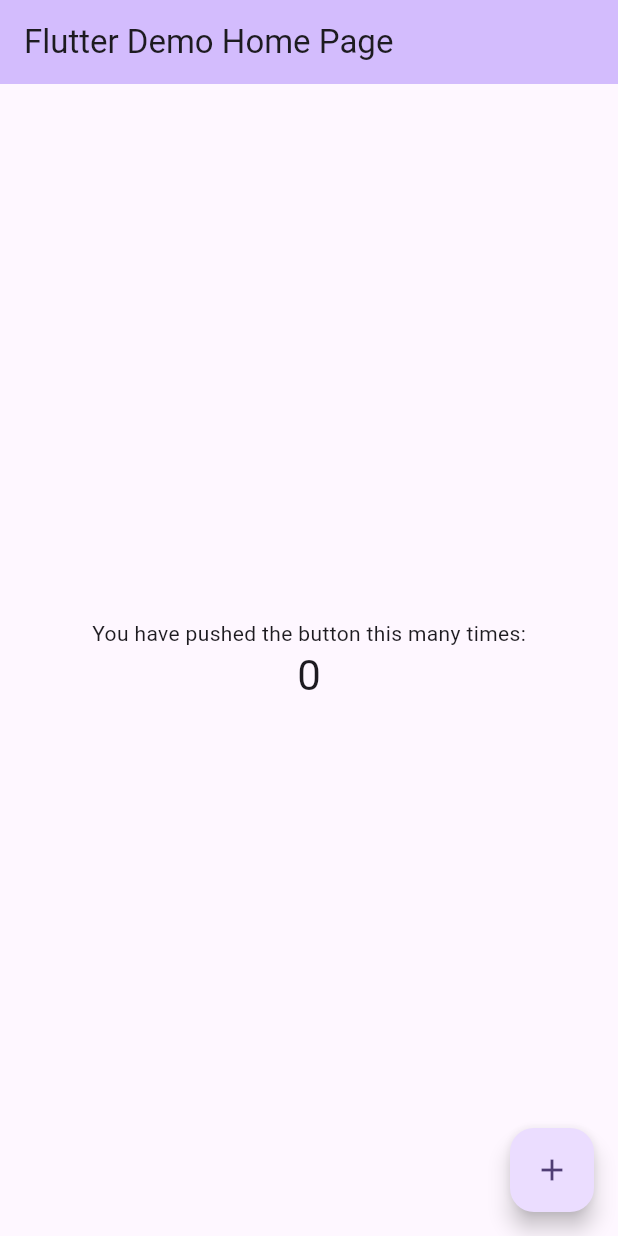
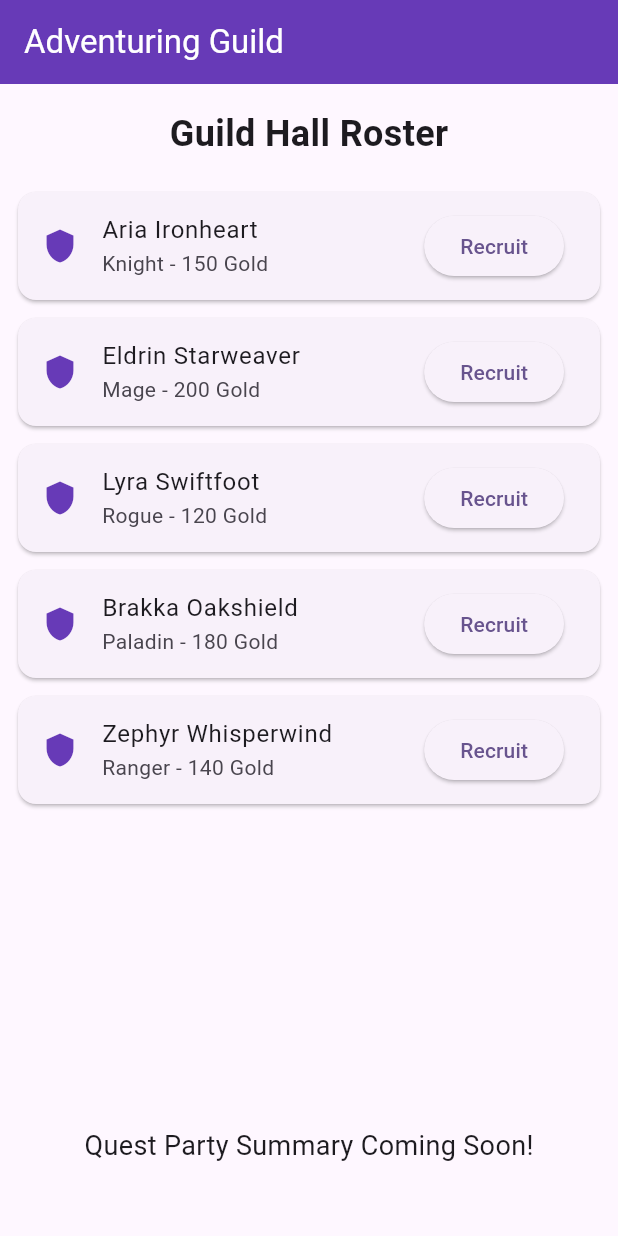
Before and after one commit to jaidenjones2005/adventuring-guild, a Flutter app: the screen it shows after launch, on a phone screen of 412 x 824 dp. Run offline on Flutter 3.47's test engine with Material 3 defaults, Android fonts, the phone set to English and light mode, and no system bars.

Commit message:
Phase 3: Guild Hall Roster

```diff
--- /dev/null
+++ b/lib/guild_hall_roster.dart
@@ -0,0 +1,77 @@
+
+import 'package:flutter/material.dart';
+import 'package:provider/provider.dart';
+
+import 'adventurer.dart';
+import 'party_model.dart';
+
+class GuildHallRoster extends StatelessWidget {
+  const GuildHallRoster({super.key});
+
+  static final List<Adventurer> availableAdventurers = [
+    Adventurer(
+      name: 'Aria Ironheart',
+      role: 'Knight',
+      goldCost: 150,
+    ),
+    Adventurer(
+      name: 'Eldrin Starweaver',
+      role: 'Mage',
+      goldCost: 200,
+    ),
+    Adventurer(
+      name: 'Lyra Swiftfoot',
+      role: 'Rogue',
+      goldCost: 120,
+    ),
+    Adventurer(
+      name: 'Brakka Oakshield',
+      role: 'Paladin',
+      goldCost: 180,
+    ),
+    Adventurer(
+      name: 'Zephyr Whisperwind',
+      role: 'Ranger',
+      goldCost: 140,
+    ),
+  ];
+
+  @override
+  Widget build(BuildContext context) {
+    return ListView.builder(
+      itemCount: availableAdventurers.length,
+      itemBuilder: (context, index) {
+        final adventurer = availableAdventurers[index];
+
+        return Card(
+          margin: const EdgeInsets.symmetric(
+            horizontal: 12,
+            vertical: 6,
+          ),
+          child: ListTile(
+            leading: const Icon(
+              Icons.shield,
+              color: Colors.deepPurple,
+            ),
+            title: Text(adventurer.name),
+            subtitle: Text(
+              '${adventurer.role} - ${adventurer.goldCost} Gold',
+            ),
+            trailing: ElevatedButton(
+              onPressed: () {
+                context.read<PartyModel>().addAdventurer(
+                  adventurer,
+                );
+
+                debugPrint(
+                  '${adventurer.name} recruited!',
+                );
+              },
+              child: const Text('Recruit'),
+            ),
+          ),
+        );
+      },
+    );
+  }
+}
--- a/lib/main.dart
+++ b/lib/main.dart
@@ -1,121 +1,74 @@
+
 import 'package:flutter/material.dart';
+import 'package:provider/provider.dart';
+
+import 'party_model.dart';
+import 'guild_hall_roster.dart';
 
 void main() {
-  runApp(const MyApp());
+  runApp(
+    ChangeNotifierProvider(
+      create: (context) => PartyModel(),
+      child: const MyApp(),
+    ),
+  );
 }
 
 class MyApp extends StatelessWidget {
   const MyApp({super.key});
 
-  // This widget is the root of your application.
   @override
   Widget build(BuildContext context) {
     return MaterialApp(
-      title: 'Flutter Demo',
+      debugShowCheckedModeBanner: false,
+      title: 'Adventuring Guild',
       theme: ThemeData(
-        // This is the theme of your application.
-        //
-        // TRY THIS: Try running your application with "flutter run". You'll see
-        // the application has a purple toolbar. Then, without quitting the app,
-        // try changing the seedColor in the colorScheme below to Colors.green
-        // and then invoke "hot reload" (save your changes or press the "hot
-        // reload" button in a Flutter-supported IDE, or press "r" if you used
-        // the command line to start the app).
-        //
-        // Notice that the counter didn't reset back to zero; the application
-        // state is not lost during the reload. To reset the state, use hot
-        // restart instead.
-        //
-        // This works for code too, not just values: Most code changes can be
-        // tested with just a hot reload.
-        colorScheme: .fromSeed(seedColor: Colors.deepPurple),
+        colorScheme: ColorScheme.fromSeed(
+          seedColor: Colors.deepPurple,
+        ),
+        useMaterial3: true,
       ),
-      home: const MyHomePage(title: 'Flutter Demo Home Page'),
+      home: const GuildHomePage(),
     );
   }
 }
 
-class MyHomePage extends StatefulWidget {
-  const MyHomePage({super.key, required this.title});
-
-  // This widget is the home page of your application. It is stateful, meaning
-  // that it has a State object (defined below) that contains fields that affect
-  // how it looks.
-
-  // This class is the configuration for the state. It holds the values (in this
-  // case the title) provided by the parent (in this case the App widget) and
-  // used by the build method of the State. Fields in a Widget subclass are
-  // always marked "final".
-
-  final String title;
-
-  @override
-  State<MyHomePage> createState() => _MyHomePageState();
-}
-
-class _MyHomePageState extends State<MyHomePage> {
-  int _counter = 0;
-
-  void _incrementCounter() {
-    setState(() {
-      // This call to setState tells the Flutter framework that something has
-      // changed in this State, which causes it to rerun the build method below
-      // so that the display can reflect the updated values. If we changed
-      // _counter without calling setState(), then the build method would not be
-      // called again, and so nothing would appear to happen.
-      _counter++;
-    });
-  }
+class GuildHomePage extends StatelessWidget {
+  const GuildHomePage({super.key});
 
   @override
   Widget build(BuildContext context) {
-    // This method is rerun every time setState is called, for instance as done
-    // by the _incrementCounter method above.
-    //
-    // The Flutter framework has been optimized to make rerunning build methods
-    // fast, so that you can just rebuild anything that needs updating rather
-    // than having to individually change instances of widgets.
     return Scaffold(
       appBar: AppBar(
-        // TRY THIS: Try changing the color here to a specific color (to
-        // Colors.amber, perhaps?) and trigger a hot reload to see the AppBar
-        // change color while the other colors stay the same.
-        backgroundColor: Theme.of(context).colorScheme.inversePrimary,
-        // Here we take the value from the MyHomePage object that was created by
-        // the App.build method, and use it to set our appbar title.
-        title: Text(widget.title),
+        title: const Text('Adventuring Guild'),
+        backgroundColor: Colors.deepPurple,
+        foregroundColor: Colors.white,
       ),
-      body: Center(
-        // Center is a layout widget. It takes a single child and positions it
-        // in the middle of the parent.
-        child: Column(
-          // Column is also a layout widget. It takes a list of children and
-          // arranges them vertically. By default, it sizes itself to fit its
-          // children horizontally, and tries to be as tall as its parent.
-          //
-          // Column has various properties to control how it sizes itself and
-          // how it positions its children. Here we use mainAxisAlignment to
-          // center the children vertically; the main axis here is the vertical
-          // axis because Columns are vertical (the cross axis would be
-          // horizontal).
-          //
-          // TRY THIS: Invoke "debug painting" (choose the "Toggle Debug Paint"
-          // action in the IDE, or press "p" in the console), to see the
-          // wireframe for each widget.
-          mainAxisAlignment: .center,
-          children: [
-            const Text('You have pushed the button this many times:'),
-            Text(
-              '$_counter',
-              style: Theme.of(context).textTheme.headlineMedium,
+      body: Column(
+        children: const [
+          Padding(
+            padding: EdgeInsets.all(16),
+            child: Text(
+              'Guild Hall Roster',
+              style: TextStyle(
+                fontSize: 24,
+                fontWeight: FontWeight.bold,
+              ),
             ),
-          ],
-        ),
-      ),
-      floatingActionButton: FloatingActionButton(
-        onPressed: _incrementCounter,
-        tooltip: 'Increment',
-        child: const Icon(Icons.add),
+          ),
+          Expanded(
+            child: GuildHallRoster(),
+          ),
+          SizedBox(
+            height: 120,
+            child: Center(
+              child: Text(
+                'Quest Party Summary Coming Soon!',
+                style: TextStyle(fontSize: 18),
+              ),
+            ),
+          ),
+        ],
       ),
     );
   }
```
